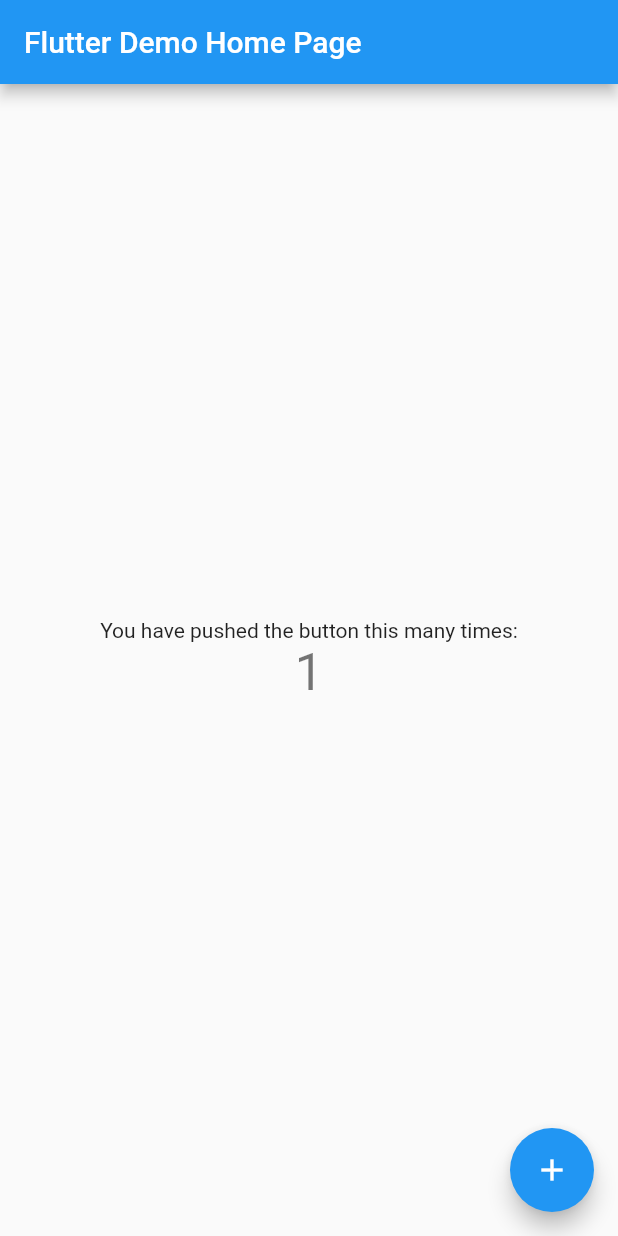
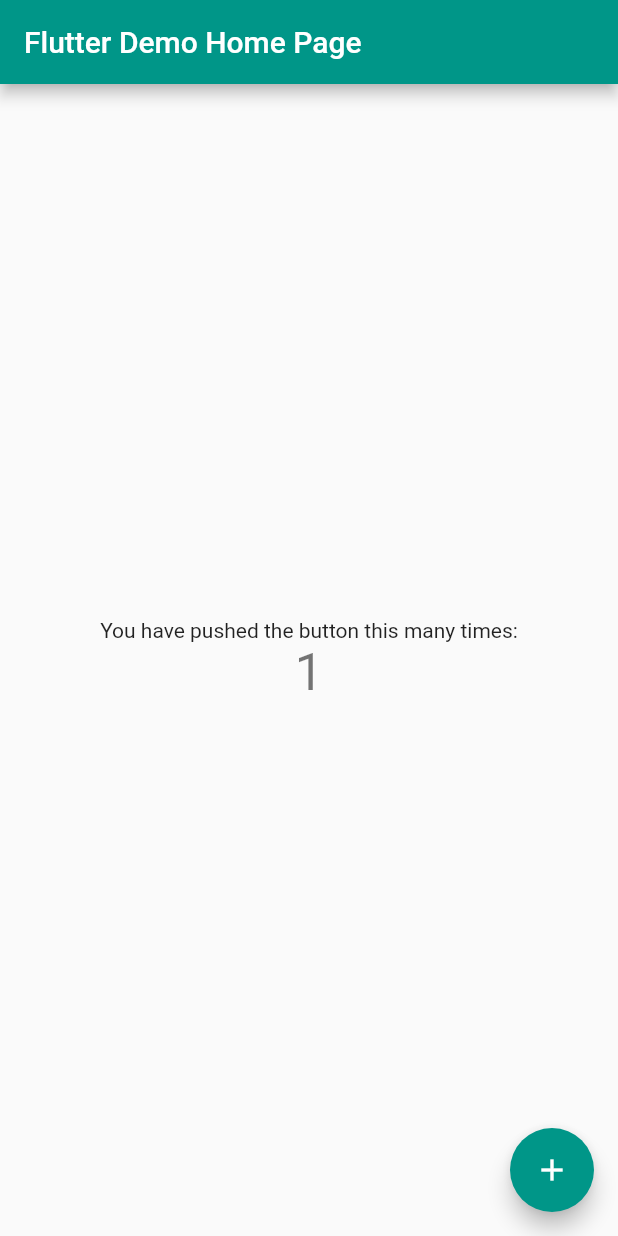
Before and after one commit to MariaCFranca/introducao_flutter, a Flutter app: the screen it shows after launch, after a tap on the "add" icon, on a phone screen of 412 x 824 dp. Run offline on Flutter 3.47's test engine with Material 2 defaults, Android fonts, the phone set to English and light mode, and no system bars.

Commit message:
exercicio 4 - 02.05

```diff
--- a/lib/main.dart
+++ b/lib/main.dart
@@ -24,7 +24,7 @@ class MyApp extends StatelessWidget {
         // or simply save your changes to "hot reload" in a Flutter IDE).
         // Notice that the counter didn't reset back to zero; the application
         // is not restarted.
-        primarySwatch: Colors.blue,
+        primarySwatch: Colors.teal,
       ),
       home: const MyHomePage(title: 'Flutter Demo Home Page'),
     );
--- a/lib/model.dart
+++ b/lib/model.dart
@@ -5,15 +5,34 @@ class Pessoa {
   String? nome;
   String? cpf;
   DateTime? nascimento;
-  int? idade;
   Sexo? sexo;
-  double? salario;
-  bool? programador;
+
+  int? getIdade(){
+
+    if(nascimento == null){
+      return null;
+    }
+
+    final dataAtual = DateTime.now();
+    final idade = dataAtual.difference(nascimento!);
+
+    return idade.inDays ~/ 365;
+  }
 
   @override
   String toString() {
-    return "{Nome: '$nome'. CPF: '$cpf'. Nascimento: '$nascimento'. Idade: '$idade'. Sexo: '$sexo'. Salário: '$salario'. Programador: '$programador'.}";
+    return "{Nome: '$nome'. CPF: '$cpf'. Nascimento: '$nascimento'. Idade: '${getIdade()}'. Sexo: '$sexo'}";
   }
+}
+
+class Programador extends Pessoa{
+  double? salario;
+
+  @override
+  String toString() {
+    return "{Nome: '$nome'. CPF: '$cpf'. Nascimento: '$nascimento'. Idade: '${getIdade()}'. Sexo: '$sexo'. Salário: '$salario'.}";
+  }
+
 }
 
 void mainEntidades(){
@@ -22,21 +41,16 @@ void mainEntidades(){
   pessoa.nome = "Maria Clara Franca";
   pessoa.cpf = "127.512.529-80";
   pessoa.nascimento = DateTime(2002, 7, 1);
-  pessoa.idade = 19;
   pessoa.sexo = Sexo.FEMININO;
-  pessoa.salario = 10000.00;
-  pessoa.programador = true;
 
-  Pessoa pessoa2 = Pessoa();
+  Programador prog = Programador();
 
-  pessoa2.nome = "Ana Rita Franca";
-  pessoa2.cpf = "123.456.789-10";
-  pessoa2.nascimento = DateTime(2005, 6, 17);
-  pessoa2.idade = 16;
-  pessoa2.sexo = Sexo.FEMININO;
-  pessoa2.salario = 6000.00;
-  pessoa2.programador = false;
+  prog.nome = "Ana Rita Franca";
+  prog.cpf = "123.456.789-10";
+  prog.nascimento = DateTime(2005, 6, 17);
+  prog.sexo = Sexo.FEMININO;
+  prog.salario = 10000.00;
 
-  print(pessoa);
-  print(pessoa2);
+  print(pessoa.toString());
+  print(prog.toString());
 }
```
